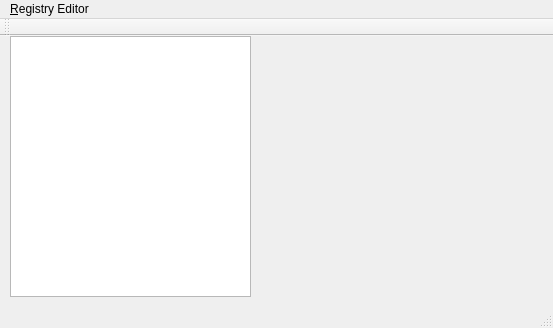
This is MainWindow.ui in Metalhead33/PseudoRegistryEditor as Qt 5 draws it before an edit. The edited form follows.
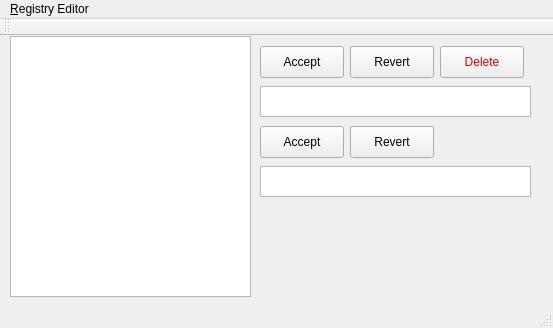
This is the edited form.

Commit message: Re-added ability to change names of items.

```diff
--- a/MainWindow.ui
+++ b/MainWindow.ui
@@ -26,6 +26,98 @@
       <height>261</height>
      </rect>
     </property>
+    <attribute name="headerVisible">
+     <bool>false</bool>
+    </attribute>
+   </widget>
+   <widget class="QPlainTextEdit" name="ContextEditor">
+    <property name="geometry">
+     <rect>
+      <x>260</x>
+      <y>130</y>
+      <width>271</width>
+      <height>31</height>
+     </rect>
+    </property>
+   </widget>
+   <widget class="QPushButton" name="AcceptChangesButton">
+    <property name="geometry">
+     <rect>
+      <x>260</x>
+      <y>90</y>
+      <width>84</width>
+      <height>32</height>
+     </rect>
+    </property>
+    <property name="text">
+     <string>Accept</string>
+    </property>
+   </widget>
+   <widget class="QPushButton" name="RevertButton">
+    <property name="geometry">
+     <rect>
+      <x>350</x>
+      <y>90</y>
+      <width>84</width>
+      <height>32</height>
+     </rect>
+    </property>
+    <property name="text">
+     <string>Revert</string>
+    </property>
+   </widget>
+   <widget class="QPlainTextEdit" name="NameEditor">
+    <property name="geometry">
+     <rect>
+      <x>260</x>
+      <y>50</y>
+      <width>271</width>
+      <height>31</height>
+     </rect>
+    </property>
+   </widget>
+   <widget class="QPushButton" name="AcceptNameChange">
+    <property name="geometry">
+     <rect>
+      <x>260</x>
+      <y>10</y>
+      <width>84</width>
+      <height>32</height>
+     </rect>
+    </property>
+    <property name="text">
+     <string>Accept</string>
+    </property>
+   </widget>
+   <widget class="QPushButton" name="RevertNameButton">
+    <property name="geometry">
+     <rect>
+      <x>350</x>
+      <y>10</y>
+      <width>84</width>
+      <height>32</height>
+     </rect>
+    </property>
+    <property name="text">
+     <string>Revert</string>
+    </property>
+   </widget>
+   <widget class="QPushButton" name="DeleteButton">
+    <property name="geometry">
+     <rect>
+      <x>440</x>
+      <y>10</y>
+      <width>84</width>
+      <height>32</height>
+     </rect>
+    </property>
+    <property name="styleSheet">
+     <string notr="true">color: rgb(222, 0, 0);
+font: 75 12pt &quot;Times New Roman&quot;;</string>
+    </property>
+    <property name="text">
+     <string>Delete</string>
+    </property>
    </widget>
   </widget>
   <widget class="QMenuBar" name="menuBar">
```
The commit also changes 2 other files.
